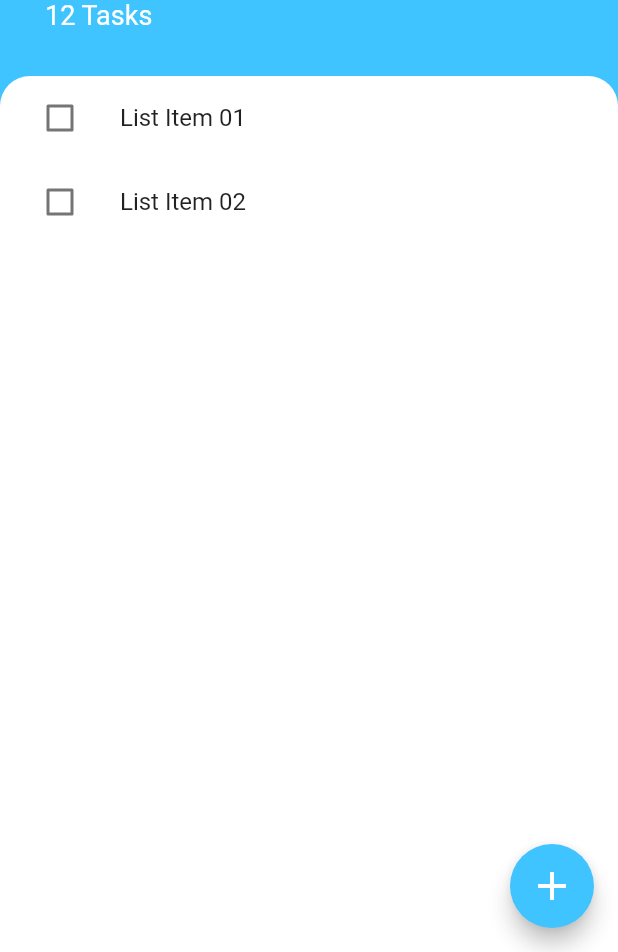
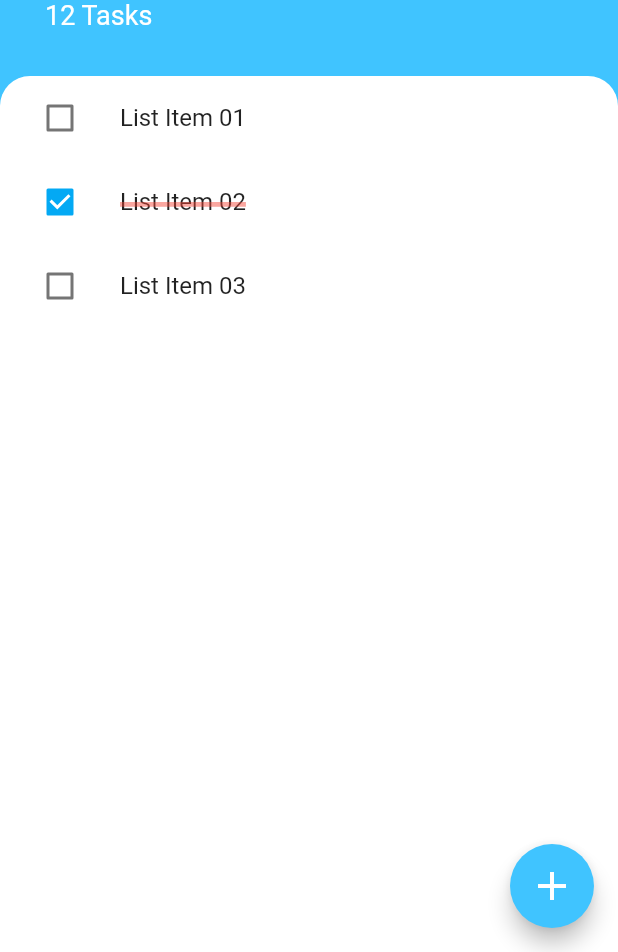
Before and after one commit to mustak/todoey_flutter, a Flutter app: the screen it shows after launch, on a phone screen of 412 x 824 dp, the part 284-1236 px from its top. Run offline on Flutter 3.47's test engine with Material 2 defaults, Android fonts, the phone set to English and light mode, and no system bars.

Commit message:
[202] Add ListView Builder

```diff
--- /dev/null
+++ b/lib/models/task.dart
@@ -0,0 +1,10 @@
+class Task {
+  final String title;
+  bool isDone;
+
+  Task({this.title, this.isDone = false});
+
+  void toggle() {
+    this.isDone = !this.isDone;
+  }
+}
--- a/lib/widgets/task_item.dart
+++ b/lib/widgets/task_item.dart
@@ -2,17 +2,25 @@ import 'package:flutter/material.dart';
 
 class TaskItem extends StatelessWidget {
   final String text;
-  final bool value;
+  final bool isChecked;
+  final Function changeState;
 
-  const TaskItem({@required this.text, this.value});
+  const TaskItem({@required this.text, this.isChecked, this.changeState});
 
   @override
   Widget build(BuildContext context) {
     return ListTile(
-      title: Text(text),
+      title: Text(
+        text,
+        style: TextStyle(
+            decoration: isChecked ? TextDecoration.lineThrough : null,
+            decorationColor: Colors.red.withAlpha(120),
+            decorationThickness: 4.0),
+      ),
       leading: Checkbox(
-        value: value,
-        onChanged: (value) {},
+        activeColor: Colors.lightBlue,
+        value: isChecked,
+        onChanged: (value) => changeState(),
       ),
     );
   }
--- a/lib/widgets/task_items.dart
+++ b/lib/widgets/task_items.dart
@@ -1,17 +1,39 @@
 import 'package:flutter/material.dart';
 
 import 'package:todoey_flutter/widgets/task_item.dart';
+import 'package:todoey_flutter/models/task.dart';
 
-class TaskItems extends StatelessWidget {
-  const TaskItems();
+class TaskItems extends StatefulWidget {
+  @override
+  _TaskItemsState createState() => _TaskItemsState();
+}
+
+class _TaskItemsState extends State<TaskItems> {
+  List<Task> tasks = [
+    Task(title: 'List Item 01', isDone: false),
+    Task(title: 'List Item 02', isDone: true),
+    Task(title: 'List Item 03', isDone: false),
+  ];
+
+  void toggleCheckbox(int i) {
+    setState(() {
+      tasks[i].toggle();
+    });
+  }
 
   @override
   Widget build(BuildContext context) {
-    return ListView(
-      children: [
-        TaskItem(text: 'List Item 01', value: false),
-        TaskItem(text: 'List Item 02', value: false),
-      ],
+    return ListView.builder(
+      itemBuilder: (context, i) {
+        return TaskItem(
+          text: tasks[i].title,
+          isChecked: tasks[i].isDone,
+          changeState: () => setState(() {
+            tasks[i].toggle();
+          }),
+        );
+      },
+      itemCount: tasks.length,
     );
   }
 }
```
